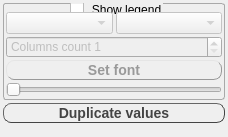
First picture: the form in Rragraph/src/LegendSettings.ui, repository rasmadeus/Rragraph, before the edit.
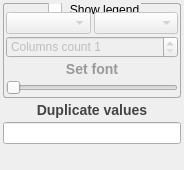
Second picture: the form after the edit.

What changed in the file:
```diff
--- a/Rragraph/src/LegendSettings.ui
+++ b/Rragraph/src/LegendSettings.ui
@@ -6,8 +6,8 @@
    <rect>
     <x>0</x>
     <y>0</y>
-    <width>228</width>
-    <height>137</height>
+    <width>184</width>
+    <height>170</height>
    </rect>
   </property>
   <property name="windowTitle">
@@ -133,12 +133,20 @@
         <property name="styleSheet">
          <string notr="true">QToolButton{
     border-style: outset;
-    border-width: 1px;
+    border-width: 0px;
     font: bold 14px;
     border-radius: 8px;
     min-width: 10em;
     color: #444444;
     height: 15px;
+background: qlineargradient(
+    x1: 0, y1: 0, x2: 0, y2: 1,
+    stop: 1.0      #999, 
+	stop: 0.75 #bbb,
+    stop: 0.5   #ddd, 
+    stop: 0.25 #eee, 
+    stop: 0.0    #fff
+);
 }
 QToolButton:pressed {
 color: #999999;
@@ -194,14 +202,33 @@
      <property name="styleSheet">
       <string notr="true">QToolButton{
     border-style: outset;
-    border-width: 1px;
+    border-width: 0px;
     font: bold 14px;
     border-radius: 8px;
     min-width: 10em;
     color: #444444;
     height: 15px;
+background: qlineargradient(
+    x1: 0, y1: 0, x2: 0, y2: 1,
+    stop: 1.0      #999, 
+	stop: 0.75 #bbb,
+    stop: 0.5   #ddd, 
+    stop: 0.25 #eee, 
+    stop: 0.0    #fff
+);
 }
 QToolButton:pressed {
+    background: qlineargradient(
+        x1: 0, y1: 0, x2: 0, y2: 1,
+        stop: 1.0      #fff, 
+	    stop: 0.75 #eee,
+        stop: 0.5   #ddd, 
+        stop: 0.25 #bbb, 
+        stop: 0.0    #999
+    );
+}
+QToolButton:hover:enabled { color:#000 }
+QToolButton:disabled {
 color: #999999;
 }</string>
      </property>
@@ -210,6 +237,22 @@
      </property>
     </widget>
    </item>
+   <item>
+    <widget class="QLineEdit" name="title">
+     <property name="toolTip">
+      <string>The plot's title.</string>
+     </property>
+     <property name="statusTip">
+      <string>The plot's title.</string>
+     </property>
+     <property name="whatsThis">
+      <string>The plot's title.</string>
+     </property>
+     <property name="accessibleName">
+      <string/>
+     </property>
+    </widget>
+   </item>
    <item>
     <spacer name="verticalSpacer">
      <property name="orientation">
```
Left out of the diff: 10 changed lines with no effect on the pictures.
